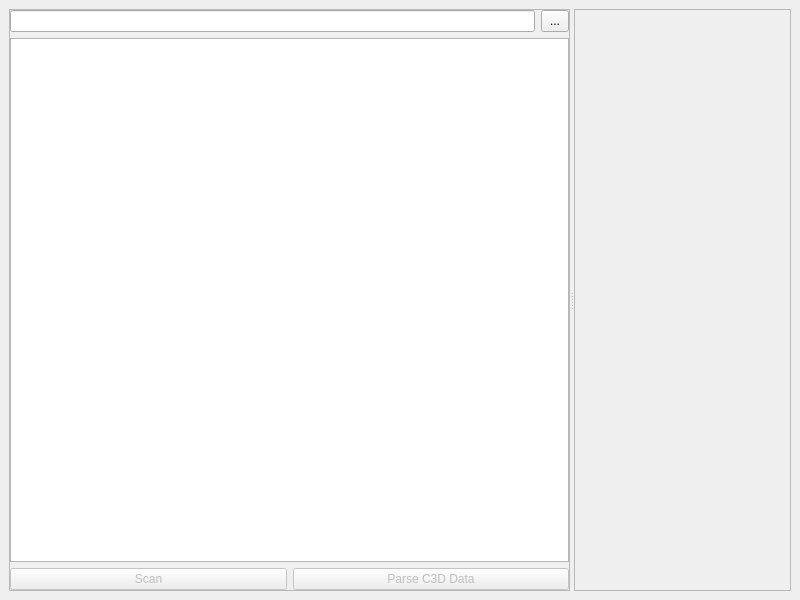
The window that view/qt/main_window.ui (tsalemink/C3D-parser) describes before a commit, drawn with Qt 5.
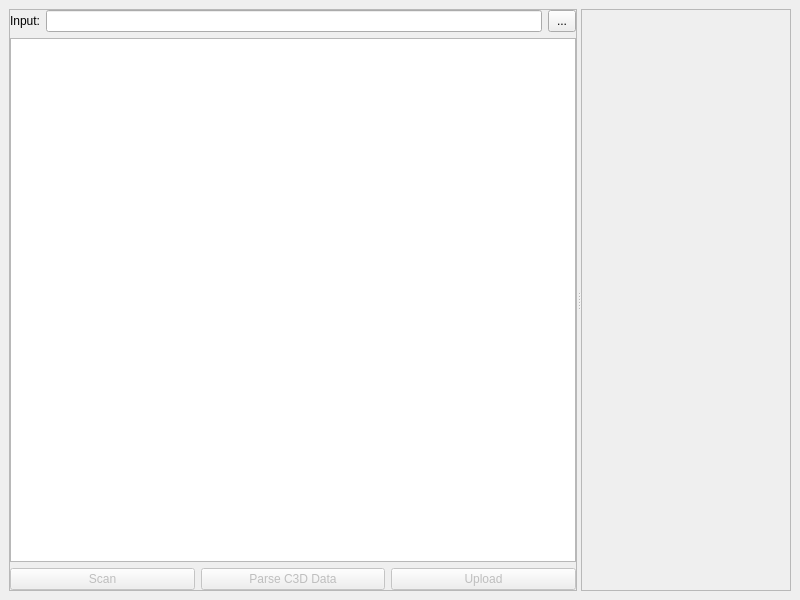
The same window after the commit.

Commit message: Implement "Parse C3D Data" button in UI

What changed in the file:
```diff
--- a/view/qt/main_window.ui
+++ b/view/qt/main_window.ui
@@ -53,7 +53,14 @@
          <number>0</number>
         </property>
         <item>
-         <layout class="QHBoxLayout" name="horizontalLayout" stretch="1,0">
+         <layout class="QHBoxLayout" name="horizontalLayout" stretch="0,1,0">
+          <item>
+           <widget class="QLabel" name="label">
+            <property name="text">
+             <string>Input:</string>
+            </property>
+           </widget>
+          </item>
           <item>
            <widget class="QLineEdit" name="lineEditDirectory"/>
           </item>
@@ -94,6 +101,16 @@
             </property>
            </widget>
           </item>
+          <item>
+           <widget class="QPushButton" name="pushButtonUpload">
+            <property name="enabled">
+             <bool>false</bool>
+            </property>
+            <property name="text">
+             <string>Upload</string>
+            </property>
+           </widget>
+          </item>
          </layout>
         </item>
        </layout>
```
Left out of the diff: 2 changed lines with no effect on the pictures. The commit also changes 3 other files.
